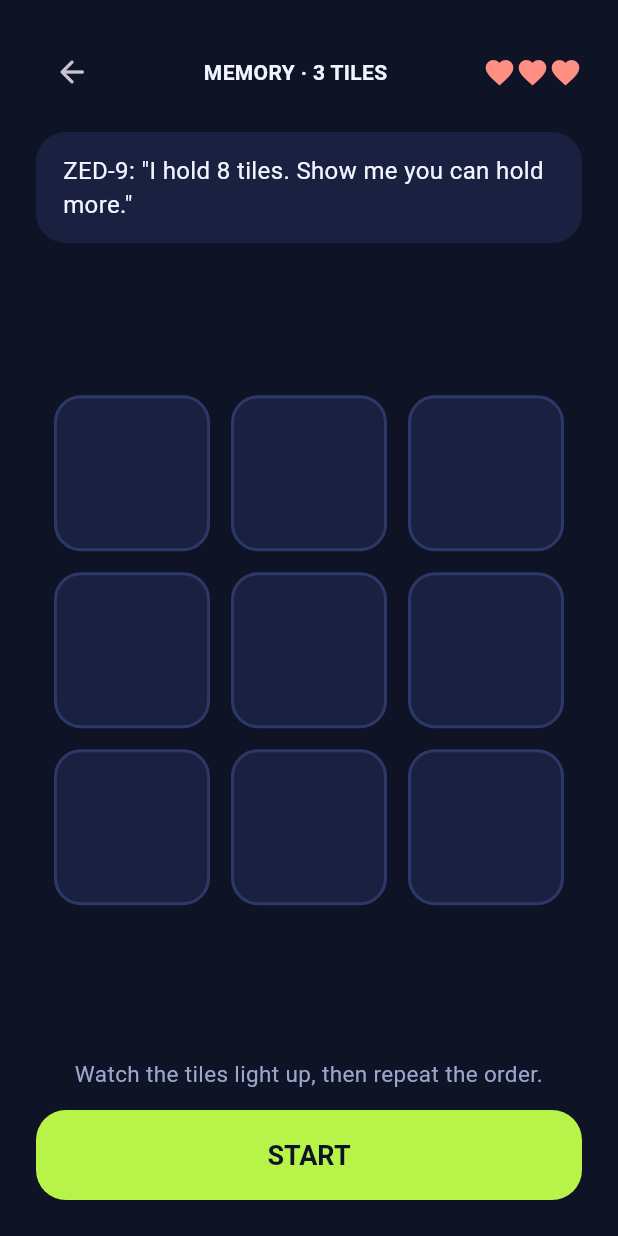
After one commit to gauravkumarit8/beat_the_bot, a Flutter app: the screen it shows after launch, after a tap on "Memory", on a phone screen of 412 x 824 dp. The commit adds this screen. Run offline on Flutter 3.47's test engine with Material 3 defaults, Android fonts, the phone set to English and light mode, and no system bars; our stand-ins replace google_mobile_ads, shared_preferences; network calls fail.

Commit message:
feat: add Memory game mode

```diff
--- a/lib/core/rank_service.dart
+++ b/lib/core/rank_service.dart
@@ -54,6 +54,10 @@ class RankService {
   int get streak => _prefs.getInt('streak') ?? 0;
   int get freezes => _prefs.getInt('freezes') ?? 0;
   Rank get rank => rankForPoints(rankPoints);
+
+  /// Longest memory sequence the player has ever cleared.
+  int get memoryBest => _prefs.getInt('memoryBest') ?? 0;
+  Future<void> setMemoryBest(int tiles) => _prefs.setInt('memoryBest', tiles);
 
   String? get _lastPlayed => _prefs.getString('lastPlayed');
   String? get _warmupDay => _prefs.getString('warmupDay');
--- /dev/null
+++ b/lib/games/memory/memory_screen.dart
@@ -0,0 +1,374 @@
+import 'dart:async';
+import 'dart:math';
+
+import 'package:flutter/material.dart';
+import 'package:flutter/services.dart';
+
+import '../../core/ads_service.dart';
+import '../../core/rank_service.dart';
+import '../../core/theme.dart';
+
+enum _Phase { intro, showing, input, between, matchOver }
+
+/// Watch the tiles light up, then repeat the order.
+/// Zed "holds" a fixed number of tiles; hold more than him to win.
+class MemoryScreen extends StatefulWidget {
+  const MemoryScreen({super.key, required this.rank, this.ads});
+
+  final RankService rank;
+  final AdsService? ads;
+
+  @override
+  State<MemoryScreen> createState() => _MemoryScreenState();
+}
+
+class _MemoryScreenState extends State<MemoryScreen> {
+  static const int _tiles = 9;
+  static const int _startLen = 3;
+  static const int _maxLives = 3;
+
+  final Random _rng = Random();
+  int _attempt = 0;
+  late int _zedCap;
+  String _taunt = '';
+
+  _Phase _phase = _Phase.intro;
+  int _len = _startLen;
+  int _bestCleared = 0;
+  int _lives = _maxLives;
+  List<int> _sequence = [];
+  int _inputIndex = 0;
+  int? _lit;
+  int? _wrong;
+  int _run = 0; // bumped to cancel any running animation
+  bool _won = false;
+  bool _newBest = false;
+  Rank? _rankedUp;
+
+  @override
+  void initState() {
+    super.initState();
+    _pickZed();
+  }
+
+  @override
+  void dispose() {
+    _run++;
+    super.dispose();
+  }
+
+  /// Same Zed capacity for everyone on the same day (plus rematch number).
+  void _pickZed() {
+    final seed = DailyTwist.seedForDate(DateTime.now()) * 31 + _attempt;
+    _zedCap = 6 + Random(seed).nextInt(3);
+    _taunt = 'I hold $_zedCap tiles. Show me you can hold more.';
+  }
+
+  Future<void> _startLevel() async {
+    final run = ++_run;
+    final seq = <int>[];
+    for (var i = 0; i < _len; i++) {
+      var t = _rng.nextInt(_tiles);
+      while (i > 0 && t == seq[i - 1]) {
+        t = _rng.nextInt(_tiles);
+      }
+      seq.add(t);
+    }
+    setState(() {
+      _sequence = seq;
+      _inputIndex = 0;
+      _wrong = null;
+      _lit = null;
+      _phase = _Phase.showing;
+    });
+    await Future<void>.delayed(const Duration(milliseconds: 600));
+    for (final t in seq) {
+      if (!mounted || run != _run) return;
+      setState(() => _lit = t);
+      await Future<void>.delayed(const Duration(milliseconds: 500));
+      if (!mounted || run != _run) return;
+      setState(() => _lit = null);
+      await Future<void>.delayed(const Duration(milliseconds: 200));
+    }
+    if (!mounted || run != _run) return;
+    setState(() => _phase = _Phase.input);
+  }
+
+  void _onTile(int i) {
+    if (_phase != _Phase.input) return;
+    if (i == _sequence[_inputIndex]) {
+      HapticFeedback.selectionClick();
+      setState(() {
+        _lit = i;
+        _inputIndex++;
+      });
+      Future<void>.delayed(const Duration(milliseconds: 150), () {
+        if (mounted) setState(() => _lit = null);
+      });
+      if (_inputIndex >= _len) _levelCleared();
+    } else {
+      HapticFeedback.heavyImpact();
+      _wrongTap(i);
+    }
+  }
+
+  Future<void> _levelCleared() async {
+    final run = ++_run;
+    final cleared = _len;
+    if (cleared > _bestCleared) _bestCleared = cleared;
+    if (cleared > _zedCap) {
+      await _finishMatch(won: true);
+      return;
+    }
+    setState(() {
+      _phase = _Phase.between;
+      _taunt = 'Hm. $cleared tiles. Lucky.';
+    });
+    await Future<void>.delayed(const Duration(milliseconds: 900));
+    if (!mounted || run != _run) return;
+    setState(() => _len++);
+    _startLevel();
+  }
+
+  Future<void> _wrongTap(int i) async {
+    final run = ++_run;
+    _lives--;
+    setState(() {
+      _wrong = i;
+      _phase = _Phase.between;
+      _taunt = 'Forgot already?';
+    });
+    await Future<void>.delayed(const Duration(milliseconds: 900));
+    if (!mounted || run != _run) return;
+    if (_lives <= 0) {
+      await _finishMatch(won: false);
+      return;
+    }
+    _startLevel();
+  }
+
+  Future<void> _finishMatch({required bool won}) async {
+    Rank? up;
+    final improved = _bestCleared > widget.rank.memoryBest;
+    if (improved) {
+      await widget.rank.setMemoryBest(_bestCleared);
+      up = await widget.rank.onLevelPassed();
+    }
+    if (won) {
+      final winUp = await widget.rank.onWinAgainstZed();
+      up = winUp ?? up;
+    }
+    final warmupUp = await widget.rank.onWarmupDone(DateTime.now());
+    up = warmupUp ?? up;
+    widget.ads?.onMatchFinished();
+    if (!mounted) return;
+    setState(() {
+      _won = won;
+      _newBest = improved;
+      _rankedUp = up;
+      _phase = _Phase.matchOver;
+    });
+  }
+
+  void _rematch() {
+    _run++;
+    _attempt++;
+    _pickZed();
+    setState(() {
+      _phase = _Phase.intro;
+      _len = _startLen;
+      _bestCleared = 0;
+      _lives = _maxLives;
+      _sequence = [];
+      _inputIndex = 0;
+      _lit = null;
+      _wrong = null;
+      _rankedUp = null;
+      _newBest = false;
+    });
+  }
+
+  @override
+  Widget build(BuildContext context) {
+    return Scaffold(
+      body: SafeArea(
+        child: Padding(
+          padding: const EdgeInsets.all(24),
+          child: Column(
+            crossAxisAlignment: CrossAxisAlignment.stretch,
+            children: [
+              _hud(),
+              const SizedBox(height: 16),
+              _tauntBubble(),
+              Expanded(child: Center(child: _grid())),
+              _bottomPanel(),
+            ],
+          ),
+        ),
+      ),
+    );
+  }
+
+  Widget _hud() {
+    return Row(
+      children: [
+        IconButton(
+          tooltip: 'Back',
+          onPressed: () => Navigator.of(context).pop(),
+          icon: const Icon(Icons.arrow_back_rounded),
+        ),
+        Expanded(
+          child: FittedBox(
+            fit: BoxFit.scaleDown,
+            child: Text(
+              'MEMORY · $_len TILES',
+              style: const TextStyle(fontWeight: FontWeight.w700),
+            ),
+          ),
+        ),
+        Semantics(
+          label: 'Lives left: $_lives',
+          child: Row(
+            children: List.generate(
+              _maxLives,
+              (i) => Icon(
+                i < _lives ? Icons.favorite : Icons.favorite_border,
+                color: AppColors.coralSoft,
+                size: 22,
+              ),
+            ),
+          ),
+        ),
+      ],
+    );
+  }
+
+  Widget _tauntBubble() {
+    return Container(
+      padding: const EdgeInsets.symmetric(horizontal: 18, vertical: 14),
+      decoration: BoxDecoration(
+        color: AppColors.card,
+        borderRadius: BorderRadius.circular(20),
+      ),
+      child: Text('ZED-9: "$_taunt"', style: const TextStyle(fontSize: 16)),
+    );
+  }
+
+  Widget _grid() {
+    return ConstrainedBox(
+      constraints: const BoxConstraints(maxWidth: 340),
+      child: AspectRatio(
+        aspectRatio: 1,
+        child: GridView.count(
+          crossAxisCount: 3,
+          mainAxisSpacing: 14,
+          crossAxisSpacing: 14,
+          physics: const NeverScrollableScrollPhysics(),
+          children: List.generate(_tiles, _tile),
+        ),
+      ),
+    );
+  }
+
+  Widget _tile(int i) {
+    var color = AppColors.card;
+    if (_lit == i) color = AppColors.lime;
+    if (_wrong == i) color = AppColors.coral;
+    return Semantics(
+      button: true,
+      label: 'Tile ${i + 1}',
+      child: GestureDetector(
+        behavior: HitTestBehavior.opaque,
+        onTapDown: (_) => _onTile(i),
+        child: AnimatedContainer(
+          duration: const Duration(milliseconds: 100),
+          decoration: BoxDecoration(
+            color: color,
+            borderRadius: BorderRadius.circular(18),
+            border: Border.all(color: AppColors.line, width: 2),
+          ),
+        ),
+      ),
+    );
+  }
+
+  Widget _bottomPanel() {
+    switch (_phase) {
+      case _Phase.intro:
+        return Column(
+          crossAxisAlignment: CrossAxisAlignment.stretch,
+          children: [
+            const Text(
+              'Watch the tiles light up, then repeat the order.',
+              textAlign: TextAlign.center,
+              style: TextStyle(color: AppColors.muted, fontSize: 15),
+            ),
+            const SizedBox(height: 14),
+            FilledButton(onPressed: _startLevel, child: const Text('START')),
+          ],
+        );
+      case _Phase.showing:
+        return _hint('Watch the pattern...');
+      case _Phase.input:
+        return _hint('Your turn · $_inputIndex of $_len');
+      case _Phase.between:
+        return _hint(_wrong != null
+            ? 'Wrong tile! $_lives ${_lives == 1 ? 'life' : 'lives'} left'
+            : 'Nice! Next level...');
+      case _Phase.matchOver:
+        final up = _rankedUp;
+        return Column(
+          crossAxisAlignment: CrossAxisAlignment.stretch,
+          children: [
+            Text(
+              _won
+                  ? 'You held $_bestCleared tiles. Zed holds $_zedCap. You win!'
+                  : 'You held $_bestCleared tiles. Zed holds $_zedCap.',
+              textAlign: TextAlign.center,
+              style: const TextStyle(fontSize: 18, fontWeight: FontWeight.w700),
+            ),
+            if (_newBest) ...[
+              const SizedBox(height: 6),
+              const Text('New personal best!',
+                  textAlign: TextAlign.center,
+                  style: TextStyle(
+                      color: AppColors.lime, fontWeight: FontWeight.w700)),
+            ],
+            if (up != null) ...[
+              const SizedBox(height: 6),
+              Text('RANK UP: ${up.name.toUpperCase()}',
+                  textAlign: TextAlign.center,
+                  style: const TextStyle(
+                      color: AppColors.amber, fontWeight: FontWeight.w700)),
+            ],
+            const SizedBox(height: 16),
+            FilledButton(
+              onPressed: () {
+                widget.ads?.showInterstitialIfDue();
+                _rematch();
+              },
+              child: const Text('REMATCH'),
+            ),
+            const SizedBox(height: 10),
+            OutlinedButton(
+              onPressed: () {
+                widget.ads?.showInterstitialIfDue();
+                Navigator.of(context).pop();
+              },
+              child: const Text('BACK TO HOME'),
+            ),
+          ],
+        );
+    }
+  }
+
+  Widget _hint(String text) {
+    return SizedBox(
+      height: 60,
+      child: Center(
+        child: Text(text,
+            style: const TextStyle(color: AppColors.muted, fontSize: 15)),
+      ),
+    );
+  }
+}
--- a/lib/screens/home_screen.dart
+++ b/lib/screens/home_screen.dart
@@ -3,6 +3,7 @@ import 'package:flutter/material.dart';
 import '../core/ads_service.dart';
 import '../core/rank_service.dart';
 import '../core/theme.dart';
+import '../games/memory/memory_screen.dart';
 import '../games/reflex/reflex_screen.dart';
 
 class HomeScreen extends StatefulWidget {
@@ -37,6 +38,14 @@ class _HomeScreenState extends State<HomeScreen> {
   Future<void> _playReflex() async {
     await Navigator.of(context).push(
       MaterialPageRoute<void>(builder: (_) => ReflexScreen(rank: widget.rank, ads: widget.ads)),
+    );
+    if (mounted) setState(() {});
+  }
+
+  Future<void> _playMemory() async {
+    await Navigator.of(context).push(
+      MaterialPageRoute<void>(
+          builder: (_) => MemoryScreen(rank: widget.rank, ads: widget.ads)),
     );
     if (mounted) setState(() {});
   }
@@ -95,11 +104,12 @@ class _HomeScreenState extends State<HomeScreen> {
                   ),
                 ),
                 const SizedBox(width: 12),
-                const Expanded(
+                Expanded(
                   child: _ModeCard(
                     title: 'Memory',
-                    subtitle: 'Coming soon',
+                    subtitle: 'Zed: weak spot',
                     icon: Icons.grid_view_rounded,
+                    onTap: _playMemory,
                   ),
                 ),
               ],
```
Also changed, not shown: 1 other file.
